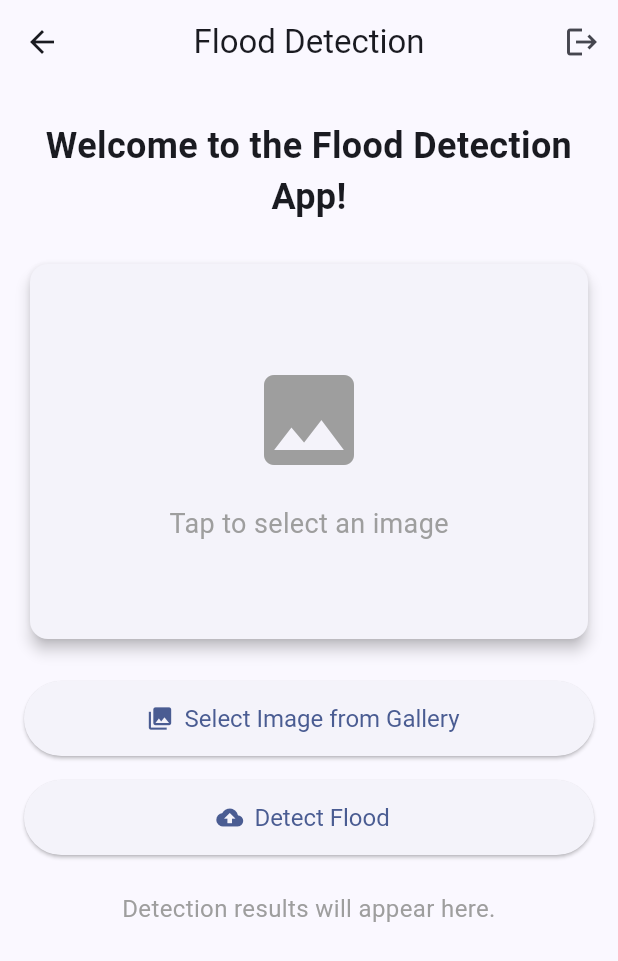
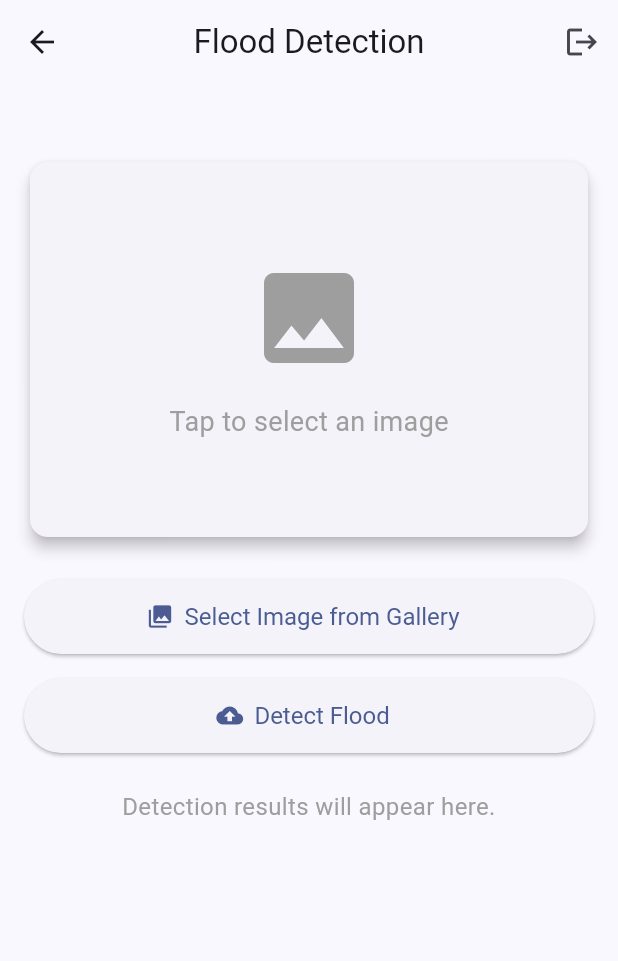
Before and after one commit to msabhinavchandra/Remote_Sensing_GenAI, a Flutter app: the FloodDetection screen opened directly, on a phone screen of 412 x 824 dp. Shown: the top 961 px of the screen. Run offline on Flutter 3.47's test engine with Material 3 defaults, Android fonts, the light colour scheme and no system bars; our stand-ins replace cloud_firestore, firebase_auth, firebase_core, flutter_dotenv, image_picker, pin_code_fields; missing offline and left inert: email_otp; accounts and stored records are empty.

Commit message:
Few Changes in Docker compose and Flood detection UI

```diff
--- a/lib/Pages/FloodDetection.dart
+++ b/lib/Pages/FloodDetection.dart
@@ -1,5 +1,3 @@
-
-
 import 'dart:convert';
 import 'dart:io';
 import 'dart:typed_data';
@@ -132,11 +130,11 @@ class _FloodDetectionState extends State<FloodDetection> {
           padding: const EdgeInsets.symmetric(vertical: 24.0, horizontal: 16.0),
           child: Column(
             children: [
-              const Text(
-                'Welcome to the Flood Detection App!',
-                style: TextStyle(fontSize: 24, fontWeight: FontWeight.bold),
-                textAlign: TextAlign.center,
-              ),
+              // const Text(
+              //   'Welcome to the Flood Detection App!',
+              //   style: TextStyle(fontSize: 24, fontWeight: FontWeight.bold),
+              //   textAlign: TextAlign.center,
+              // ),
               const SizedBox(height: 24),
               GestureDetector(
                 onTap: _pickImage,
```
Also changed, not shown: 1 other file.
